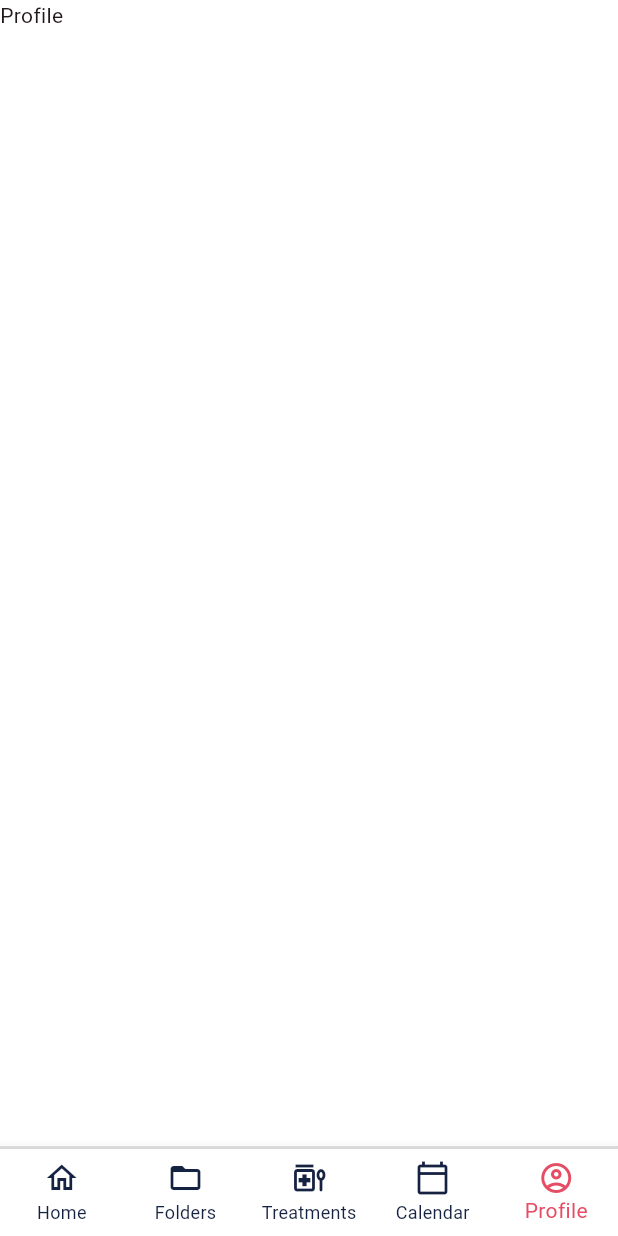
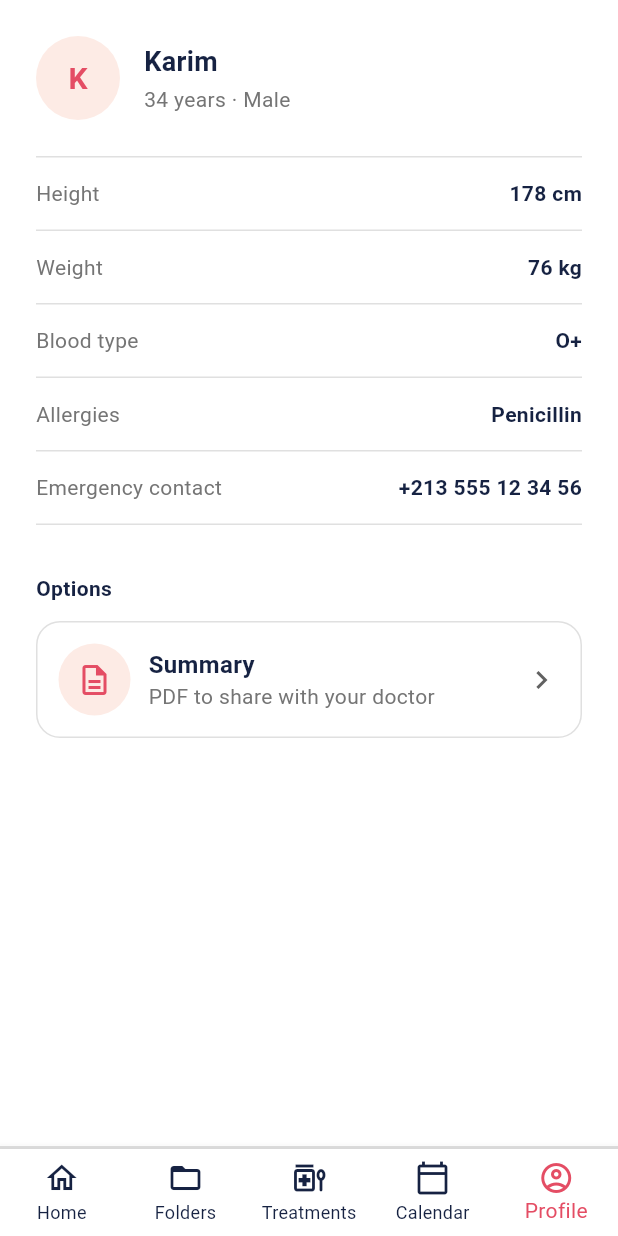
Before and after one commit to SpeedCode210/Heloderma, a Flutter app: the screen it shows after launch, item 5 of the bottom bar chosen, on a phone screen of 412 x 824 dp. Run offline on Flutter 3.47's test engine with Material 3 defaults, Android fonts, the phone set to English and light mode, and no system bars; our stand-ins replace dotted_border.

Commit message:
add profile ui

```diff
--- a/lib/screens/main_screen.dart
+++ b/lib/screens/main_screen.dart
@@ -2,6 +2,7 @@ import 'package:flutter/material.dart';
 import 'package:heloderma/colors.dart' as HelodermaColors;
 import 'package:heloderma/screens/homepage.dart';
 import 'package:heloderma/screens/folderspage.dart';
+import 'package:heloderma/screens/profile.dart';
 import 'package:heloderma/screens/treatments.dart';
 
 class MainScreen extends StatefulWidget {
@@ -19,7 +20,7 @@ class _mainScreenState extends State<MainScreen> {
     const FoldersPage(),
     const TreatmentsPage(),
     Text('Calendar'),
-    Text('Profile'),
+    const ProfilePage(),
   ];
 
   @override
--- /dev/null
+++ b/lib/screens/profile.dart
@@ -0,0 +1,208 @@
+import 'package:flutter/material.dart';
+import 'package:heloderma/styles.dart' as Styles;
+import 'package:heloderma/colors.dart' as HelodermaColors;
+
+class ProfilePage extends StatefulWidget {
+  const ProfilePage({super.key});
+
+  @override
+  State<ProfilePage> createState() => _ProfilePageState();
+}
+
+class ProfileInfo {
+  String name;
+  int age;
+  String gender;
+  int heightCm;
+  int weightKg;
+  String bloodType;
+  String allergies;
+  String emergencyContact;
+
+  ProfileInfo({
+    required this.name,
+    required this.age,
+    required this.gender,
+    required this.heightCm,
+    required this.weightKg,
+    required this.bloodType,
+    required this.allergies,
+    required this.emergencyContact,
+  });
+}
+
+class _ProfilePageState extends State<ProfilePage> {
+  final ProfileInfo _profile = ProfileInfo(
+    name: 'Karim',
+    age: 34,
+    gender: 'Male',
+    heightCm: 178,
+    weightKg: 76,
+    bloodType: 'O+',
+    allergies: 'Penicillin',
+    emergencyContact: '+213 555 12 34 56',
+  );
+
+  Widget _identity() {
+    return Row(
+      children: [
+        CircleAvatar(
+          radius: 28,
+          backgroundColor: HelodermaColors.bgPink,
+          child: Text(
+            _profile.name[0].toUpperCase(),
+            style: const TextStyle(
+              color: HelodermaColors.darkPink,
+              fontSize: 20,
+              fontWeight: FontWeight.w700,
+            ),
+          ),
+        ),
+        const SizedBox(width: 16),
+        Column(
+          crossAxisAlignment: CrossAxisAlignment.start,
+          children: [
+            Text(
+              _profile.name,
+              style: Styles.H2.copyWith(color: HelodermaColors.darkBlue),
+            ),
+            const SizedBox(height: 2),
+            Text(
+              '${_profile.age} years · ${_profile.gender}',
+              style: TextStyle(color: Colors.grey[600]),
+            ),
+          ],
+        ),
+      ],
+    );
+  }
+
+  Widget _infoRow(String label, String value) {
+    return Container(
+      padding: const EdgeInsets.symmetric(vertical: 14),
+      decoration: BoxDecoration(
+        border: Border(top: BorderSide(color: Colors.grey[300]!, width: 1)),
+      ),
+      child: Row(
+        mainAxisAlignment: MainAxisAlignment.spaceBetween,
+        children: [
+          Text(label, style: TextStyle(color: Colors.grey[600])),
+          Text(
+            value,
+            style: const TextStyle(
+              color: HelodermaColors.darkBlue,
+              fontWeight: FontWeight.w700,
+            ),
+          ),
+        ],
+      ),
+    );
+  }
+
+  Widget _infoTable() {
+    final rows = <List<String>>[
+      ['Height', '${_profile.heightCm} cm'],
+      ['Weight', '${_profile.weightKg} kg'],
+      ['Blood type', _profile.bloodType],
+      ['Allergies', _profile.allergies],
+      ['Emergency contact', _profile.emergencyContact],
+    ];
+    return Column(
+      children: [
+        for (final r in rows) _infoRow(r[0], r[1]),
+        Divider(height: 1, thickness: 1, color: Colors.grey[300]),
+      ],
+    );
+  }
+
+  Widget _optionTile({
+    required IconData icon,
+    required String title,
+    required String subtitle,
+    required VoidCallback onTap,
+  }) {
+    final radius = BorderRadius.circular(16);
+    return Material(
+      color: Colors.white,
+      borderRadius: radius,
+      child: InkWell(
+        onTap: onTap,
+        borderRadius: radius,
+        child: Container(
+          padding: const EdgeInsets.all(14),
+          decoration: BoxDecoration(
+            borderRadius: radius,
+            border: Border.all(color: Colors.grey[300]!, width: 1),
+          ),
+          child: Row(
+            children: [
+              Container(
+                padding: const EdgeInsets.all(12),
+                decoration: const BoxDecoration(
+                  color: HelodermaColors.bgPink,
+                  shape: BoxShape.circle,
+                ),
+                child: Icon(icon, color: HelodermaColors.darkPink),
+              ),
+              const SizedBox(width: 12),
+              Expanded(
+                child: Column(
+                  crossAxisAlignment: CrossAxisAlignment.start,
+                  children: [
+                    Text(
+                      title,
+                      style: const TextStyle(
+                        color: HelodermaColors.darkBlue,
+                        fontWeight: FontWeight.w700,
+                        fontSize: 16,
+                      ),
+                    ),
+                    Text(
+                      subtitle,
+                      style: TextStyle(color: Colors.grey[600], fontSize: 14),
+                    ),
+                  ],
+                ),
+              ),
+              Icon(Icons.chevron_right, color: Colors.grey[700]),
+            ],
+          ),
+        ),
+      ),
+    );
+  }
+
+  @override
+  Widget build(BuildContext context) {
+    return SafeArea(
+      child: SingleChildScrollView(
+        child: Padding(
+          padding: const EdgeInsets.all(24),
+          child: Column(
+            crossAxisAlignment: CrossAxisAlignment.stretch,
+            children: [
+              _identity(),
+              const SizedBox(height: 24),
+              _infoTable(),
+              const SizedBox(height: 32),
+              Text(
+                'Options',
+                style: Styles.H3.copyWith(
+                  color: HelodermaColors.darkBlue,
+                  fontSize: 14,
+                ),
+              ),
+              const SizedBox(height: 12),
+              _optionTile(
+                icon: Icons.description_outlined,
+                title: 'Summary',
+                subtitle: 'PDF to share with your doctor',
+                onTap: () {},
+              ),
+            ],
+          ),
+        ),
+      ),
+    );
+  }
+}
```
